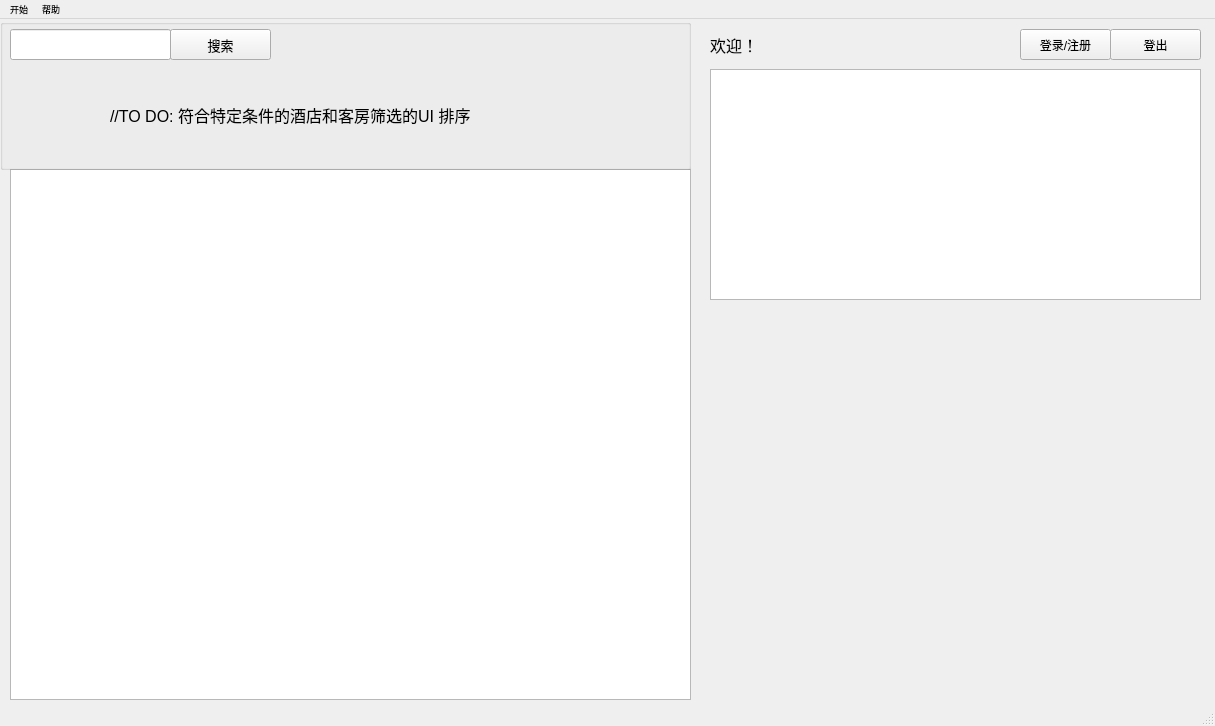
Old version of the form mainwindow.ui in the repository ziho719/HMS.
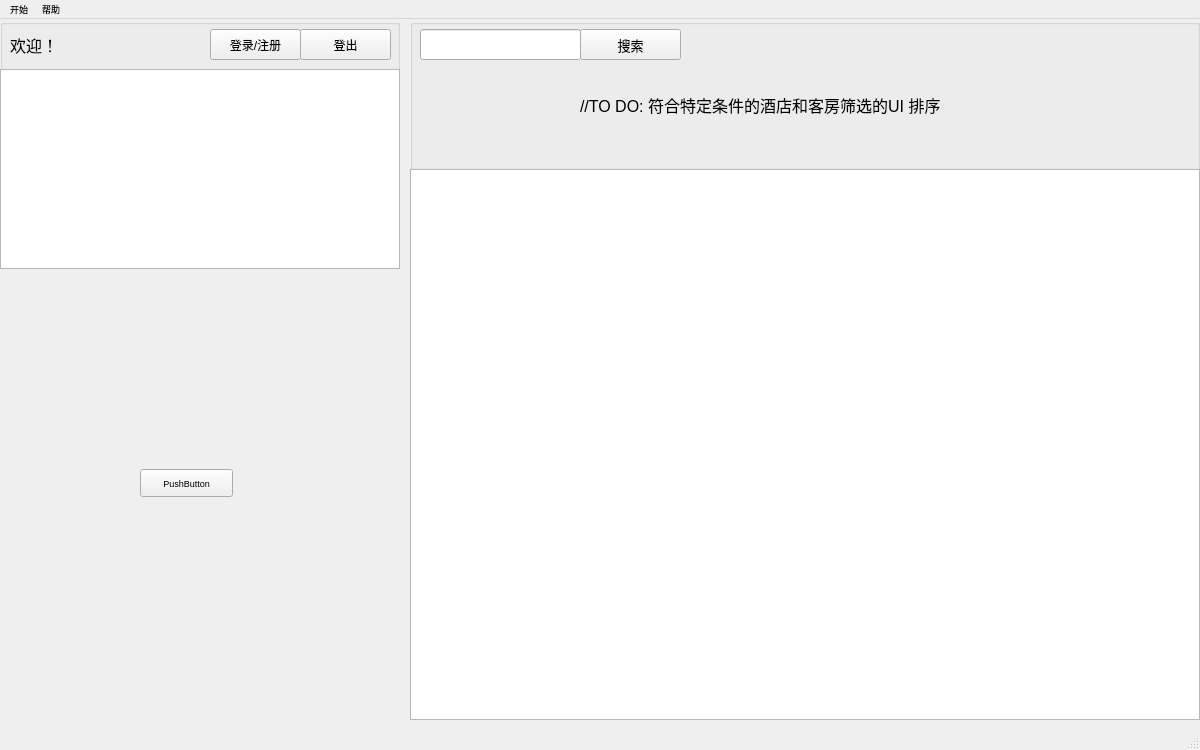
New version of the form.

Commit message: 增加了登录对话框 连接了一些槽和信号

```diff
--- a/mainwindow.ui
+++ b/mainwindow.ui
@@ -6,8 +6,8 @@
    <rect>
     <x>0</x>
     <y>0</y>
-    <width>1215</width>
-    <height>726</height>
+    <width>1200</width>
+    <height>750</height>
    </rect>
   </property>
   <property name="font">
@@ -19,10 +19,73 @@
    <string>酒店管理系统</string>
   </property>
   <widget class="QWidget" name="centralWidget">
+   <widget class="QWidget" name="HotelInfo" native="true">
+    <property name="geometry">
+     <rect>
+      <x>0</x>
+      <y>250</y>
+      <width>400</width>
+      <height>450</height>
+     </rect>
+    </property>
+    <widget class="QPushButton" name="pushButton">
+     <property name="geometry">
+      <rect>
+       <x>140</x>
+       <y>200</y>
+       <width>93</width>
+       <height>28</height>
+      </rect>
+     </property>
+     <property name="text">
+      <string>PushButton</string>
+     </property>
+    </widget>
+   </widget>
+   <widget class="QGroupBox" name="functionGroup">
+    <property name="geometry">
+     <rect>
+      <x>0</x>
+      <y>0</y>
+      <width>400</width>
+      <height>250</height>
+     </rect>
+    </property>
+    <property name="title">
+     <string/>
+    </property>
+    <widget class="QTableWidget" name="FuntionTable">
+     <property name="geometry">
+      <rect>
+       <x>0</x>
+       <y>50</y>
+       <width>400</width>
+       <height>200</height>
+      </rect>
+     </property>
+    </widget>
+    <widget class="QPushButton" name="signInBtn">
+     <property name="geometry">
+      <rect>
+       <x>210</x>
+       <y>10</y>
+       <width>91</width>
+       <height>31</height>
+      </rect>
+     </property>
+     <property name="font">
+      <font>
+       <pointsize>9</pointsize>
+      </font>
+     </property>
+     <property name="text">
+      <string>登录/注册</string>
+     </property>
+    </widget>
    <widget class="QLabel" name="username_welcome">
     <property name="geometry">
      <rect>
-      <x>710</x>
+       <x>10</x>
       <y>10</y>
       <width>151</width>
       <height>31</height>
@@ -41,58 +104,10 @@
      <string>欢迎！</string>
     </property>
    </widget>
-   <widget class="QPushButton" name="signInBtn">
-    <property name="geometry">
-     <rect>
-      <x>1020</x>
-      <y>10</y>
-      <width>91</width>
-      <height>31</height>
-     </rect>
-    </property>
-    <property name="font">
-     <font>
-      <pointsize>9</pointsize>
-     </font>
-    </property>
-    <property name="text">
-     <string>登录/注册</string>
-    </property>
-   </widget>
-   <widget class="QListWidget" name="HotelList">
-    <property name="geometry">
-     <rect>
-      <x>10</x>
-      <y>150</y>
-      <width>681</width>
-      <height>531</height>
-     </rect>
-    </property>
-   </widget>
-   <widget class="QWidget" name="HotelInfo" native="true">
-    <property name="geometry">
-     <rect>
-      <x>710</x>
-      <y>300</y>
-      <width>491</width>
-      <height>381</height>
-     </rect>
-    </property>
-   </widget>
-   <widget class="QTableWidget" name="FuntionTable">
-    <property name="geometry">
-     <rect>
-      <x>710</x>
-      <y>50</y>
-      <width>491</width>
-      <height>231</height>
-     </rect>
-    </property>
-   </widget>
    <widget class="QPushButton" name="signInBtn_2">
     <property name="geometry">
      <rect>
-      <x>1110</x>
+       <x>300</x>
       <y>10</y>
       <width>91</width>
       <height>31</height>
@@ -107,12 +122,13 @@
      <string>登出</string>
     </property>
    </widget>
+   </widget>
    <widget class="QGroupBox" name="conditionBox">
     <property name="geometry">
      <rect>
-      <x>0</x>
+      <x>410</x>
       <y>0</y>
-      <width>691</width>
+      <width>790</width>
       <height>151</height>
      </rect>
     </property>
@@ -151,8 +167,8 @@
     <widget class="QLabel" name="label">
      <property name="geometry">
       <rect>
-       <x>110</x>
-       <y>60</y>
+       <x>170</x>
+       <y>50</y>
        <width>401</width>
        <height>71</height>
       </rect>
@@ -167,13 +183,23 @@
      </property>
     </widget>
    </widget>
+   <widget class="QListWidget" name="HotelList">
+    <property name="geometry">
+     <rect>
+      <x>410</x>
+      <y>150</y>
+      <width>790</width>
+      <height>551</height>
+     </rect>
+    </property>
+   </widget>
   </widget>
   <widget class="QMenuBar" name="menuBar">
    <property name="geometry">
     <rect>
      <x>0</x>
      <y>0</y>
-     <width>1215</width>
+     <width>1200</width>
      <height>26</height>
     </rect>
    </property>
```
Lines whose indentation alone changed are shown as unchanged. The commit also changes 7 other files.
